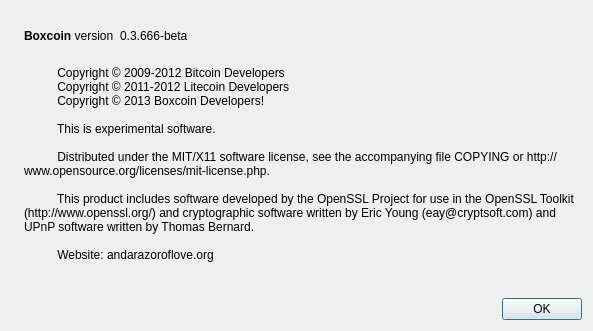
boxcoin/boxcoin, file src/qt/forms/aboutdialog.ui: the form before one commit.
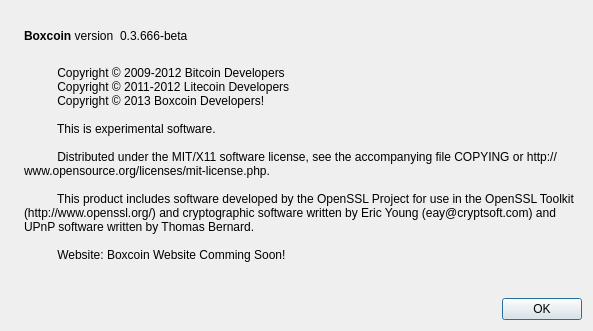
The form after the commit. Icons and pictures are not drawn.

```diff
--- a/src/qt/forms/aboutdialog.ui
+++ b/src/qt/forms/aboutdialog.ui
@@ -105,7 +105,7 @@
 
           This product includes software developed by the OpenSSL Project for use in the OpenSSL Toolkit (http://www.openssl.org/) and cryptographic software written by Eric Young (eay@cryptsoft.com) and UPnP software written by Thomas Bernard.
 
-          Website: andarazoroflove.org
+          Website: Boxcoin Website Comming Soon!
         </string>
        </property>
        <property name="wordWrap">
```
